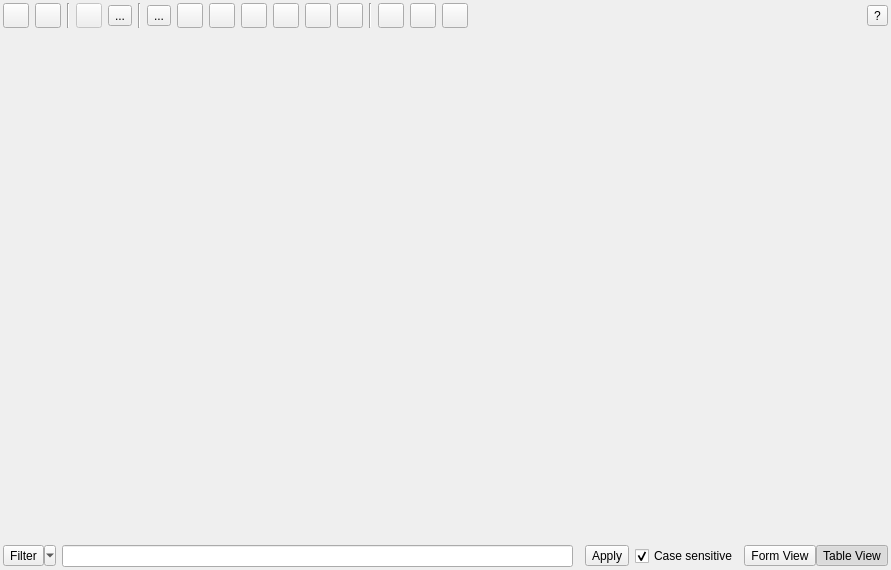
Qt form src/ui/qgsattributetabledialog.ui (qgis/QGIS) before a commit.
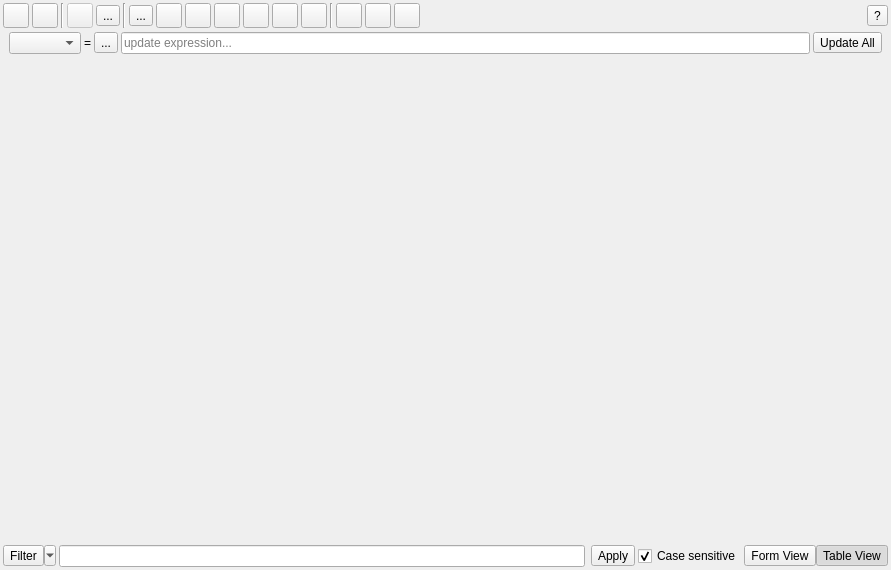
The same form after that commit. Icons and pictures are not drawn. Custom widgets are drawn as their Qt base class.

Commit message: [FEATURE] Quick field field calc bar (like Excel) in attribute table

Patch:
```diff
--- a/src/ui/qgsattributetabledialog.ui
+++ b/src/ui/qgsattributetabledialog.ui
@@ -17,6 +17,9 @@
    <property name="margin">
     <number>0</number>
    </property>
+   <property name="spacing">
+    <number>3</number>
+   </property>
    <item row="3" column="0">
     <layout class="QHBoxLayout" name="horizontalLayout">
      <property name="leftMargin">
@@ -422,14 +425,14 @@
      </item>
     </layout>
    </item>
-   <item row="4" column="0">
+   <item row="7" column="0">
     <widget class="QgsDualView" name="mMainView">
      <property name="currentIndex">
       <number>-1</number>
      </property>
     </widget>
    </item>
-   <item row="6" column="0">
+   <item row="9" column="0">
     <layout class="QHBoxLayout">
      <property name="leftMargin">
       <number>3</number>
@@ -538,6 +541,49 @@
      </item>
     </layout>
    </item>
+   <item row="6" column="0">
+    <widget class="QFrame" name="mUpdateExpressionBox">
+     <layout class="QHBoxLayout" name="horizontalLayout_3">
+      <property name="spacing">
+       <number>3</number>
+      </property>
+      <property name="topMargin">
+       <number>1</number>
+      </property>
+      <item>
+       <widget class="QComboBox" name="mFieldComboButton"/>
+      </item>
+      <item>
+       <widget class="QLabel" name="label">
+        <property name="text">
+         <string>=</string>
+        </property>
+       </widget>
+      </item>
+      <item>
+       <widget class="QToolButton" name="mOpenExpressionWidget">
+        <property name="text">
+         <string>...</string>
+        </property>
+       </widget>
+      </item>
+      <item>
+       <widget class="QLineEdit" name="mUpdateExpressionText">
+        <property name="placeholderText">
+         <string>update expression...</string>
+        </property>
+       </widget>
+      </item>
+      <item>
+       <widget class="QToolButton" name="mRunFieldCalc">
+        <property name="text">
+         <string>Update All</string>
+        </property>
+       </widget>
+      </item>
+     </layout>
+    </widget>
+   </item>
   </layout>
   <action name="mActionAdvancedFilter">
    <property name="icon">
```
Left out of the diff: 4 changed lines with no effect on the pictures. The commit also changes 6 other files.
